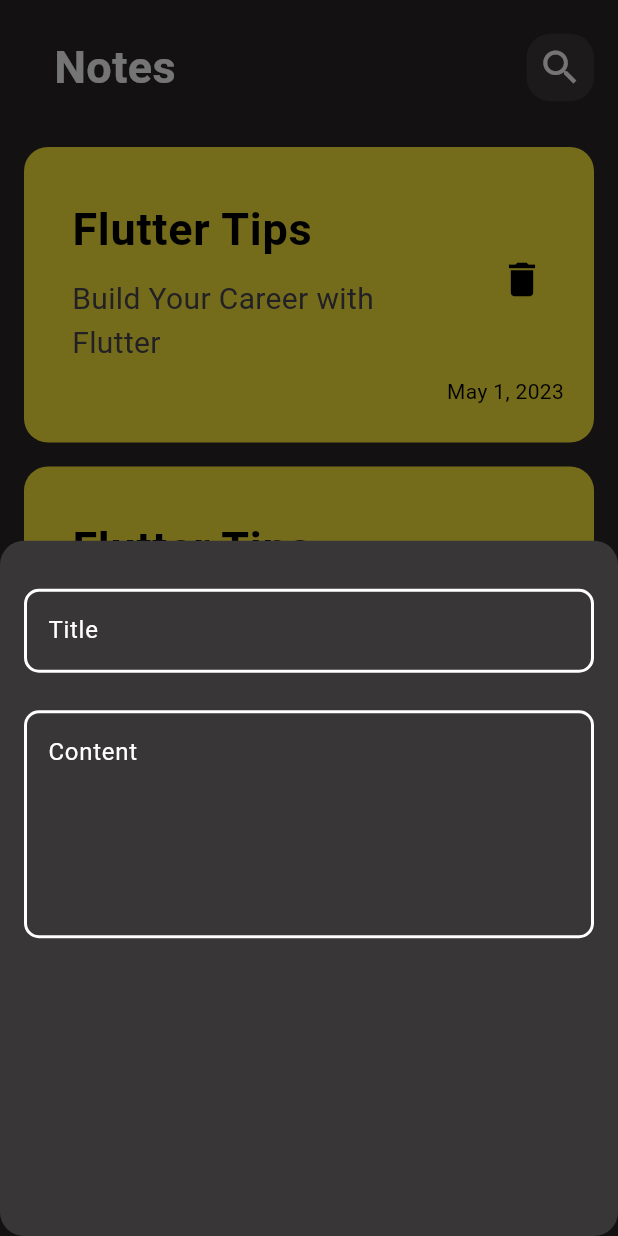
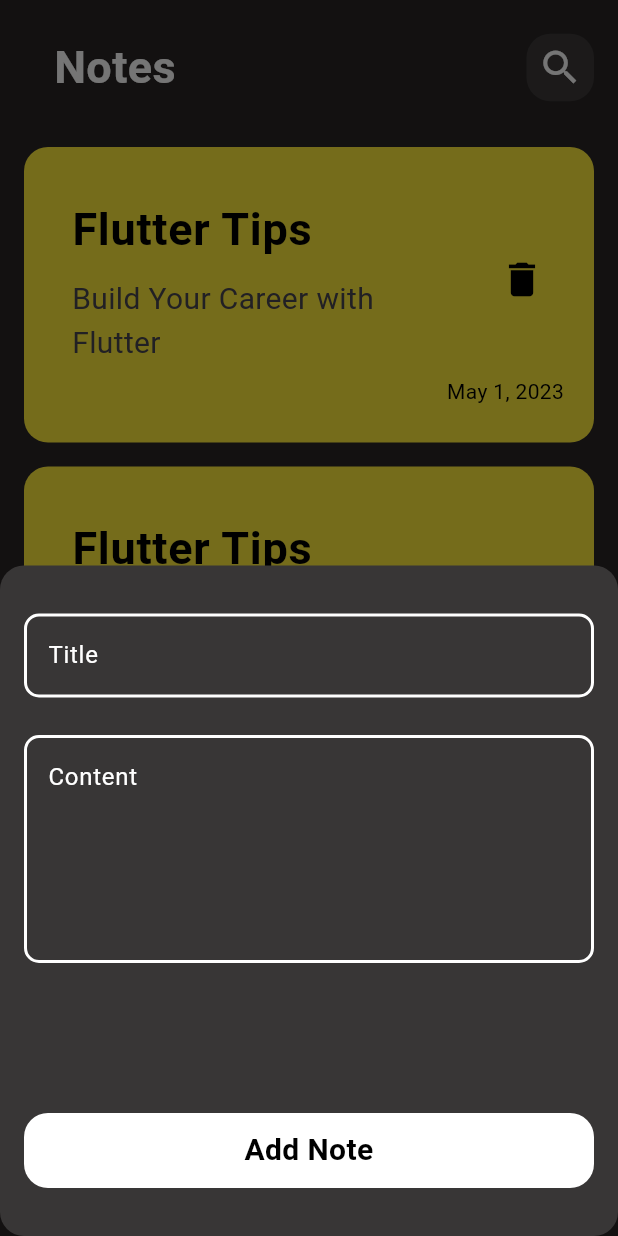
Before and after one commit to Mohandshraf/NotesApp2, a Flutter app: the screen it shows after launch, after a tap on the "add" icon, on a phone screen of 412 x 824 dp. Run offline on Flutter 3.47's test engine with Material 3 defaults, Android fonts, the phone set to English and light mode, and no system bars; our stand-ins replace device_preview.

Commit message:
Refactor AddNoteBottomSheet to use CustomButtom widget for adding notes

```diff
--- a/lib/views/widgets/add_note_buttom_sheet.dart
+++ b/lib/views/widgets/add_note_buttom_sheet.dart
@@ -1,4 +1,5 @@
 import 'package:flutter/material.dart';
+import 'package:notesapp/views/widgets/custom_buttom.dart';
 import 'package:notesapp/views/widgets/custom_text_field.dart';
 
 class AddNoteButtomSheet extends StatelessWidget {
@@ -8,13 +9,17 @@ class AddNoteButtomSheet extends StatelessWidget {
   Widget build(BuildContext context) {
     return Padding(
       padding: const EdgeInsets.only(top: 16, left: 16, right: 16, bottom: 32),
+      child: SingleChildScrollView(
         child: Column(
           children: [
             SizedBox(height: 16),
             CustomTextField(hint: "Title"),
             SizedBox(height: 25),
             CustomTextField(hint: "Content", maxLines: 5),
+            SizedBox(height: 100),
+            CustomButtom(),
           ],
+        ),
       ),
     );
   }
--- /dev/null
+++ b/lib/views/widgets/custom_buttom.dart
@@ -0,0 +1,28 @@
+import 'package:flutter/material.dart';
+
+class CustomButtom extends StatelessWidget {
+  const CustomButtom({super.key});
+
+  @override
+  Widget build(BuildContext context) {
+    return Container(
+      width: MediaQuery.of(context).size.width,
+      height: 50,
+      decoration: BoxDecoration(
+        color: Colors.white,
+        borderRadius: BorderRadius.circular(16),
+      ),
+      child: Center(
+        child: Text(
+          "Add Note",
+          textAlign: TextAlign.center,
+          style: TextStyle(
+            fontSize: 20,
+            fontWeight: FontWeight.bold,
+            color: Colors.black,
+          ),
+        ),
+      ),
+    );
+  }
+}
```
Lines whose indentation alone changed are shown as unchanged.
